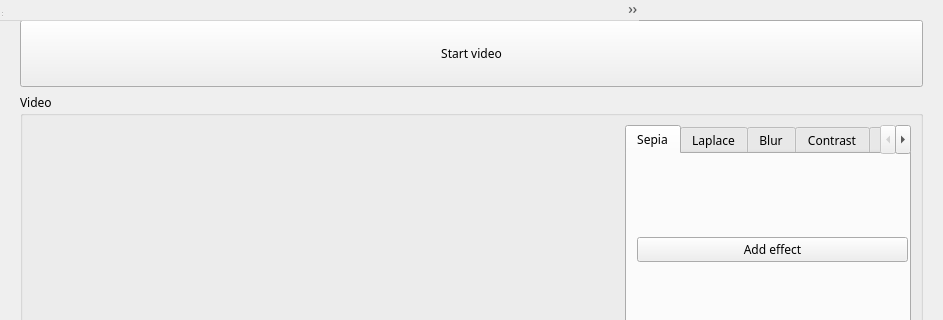
This is vpro/ui/video_capture.ui in KrystianKedron/prir-project as Qt 5 draws it before an edit; both pictures show x 0 to 943 and y 0 to 320 of the 943 by 617 pixel window. The edited form follows.
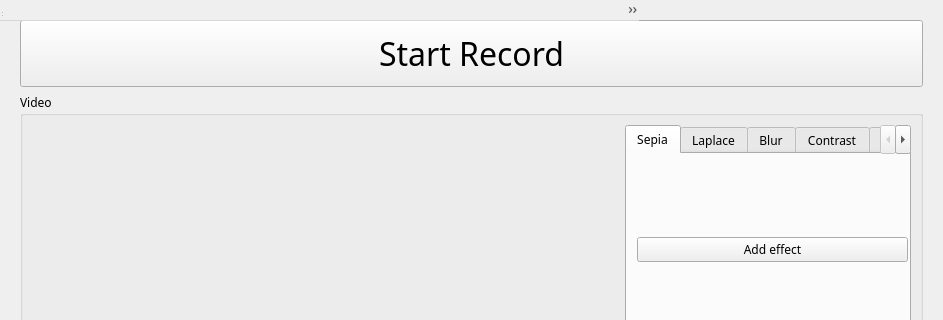
This is the edited form.

Commit message: new view and loggin message in console

Diff of the .ui file:
```diff
--- a/vpro/ui/video_capture.ui
+++ b/vpro/ui/video_capture.ui
@@ -31,10 +31,23 @@
         <property name="font">
          <font>
           <family>Bahnschrift</family>
+          <pointsize>24</pointsize>
          </font>
         </property>
         <property name="text">
-         <string>Start video</string>
+         <string>Start Record</string>
+        </property>
+        <property name="checkable">
+         <bool>false</bool>
+        </property>
+        <property name="checked">
+         <bool>false</bool>
+        </property>
+        <property name="autoRepeat">
+         <bool>false</bool>
+        </property>
+        <property name="autoExclusive">
+         <bool>false</bool>
         </property>
        </widget>
       </item>
```
The commit also changes 1 other file.
